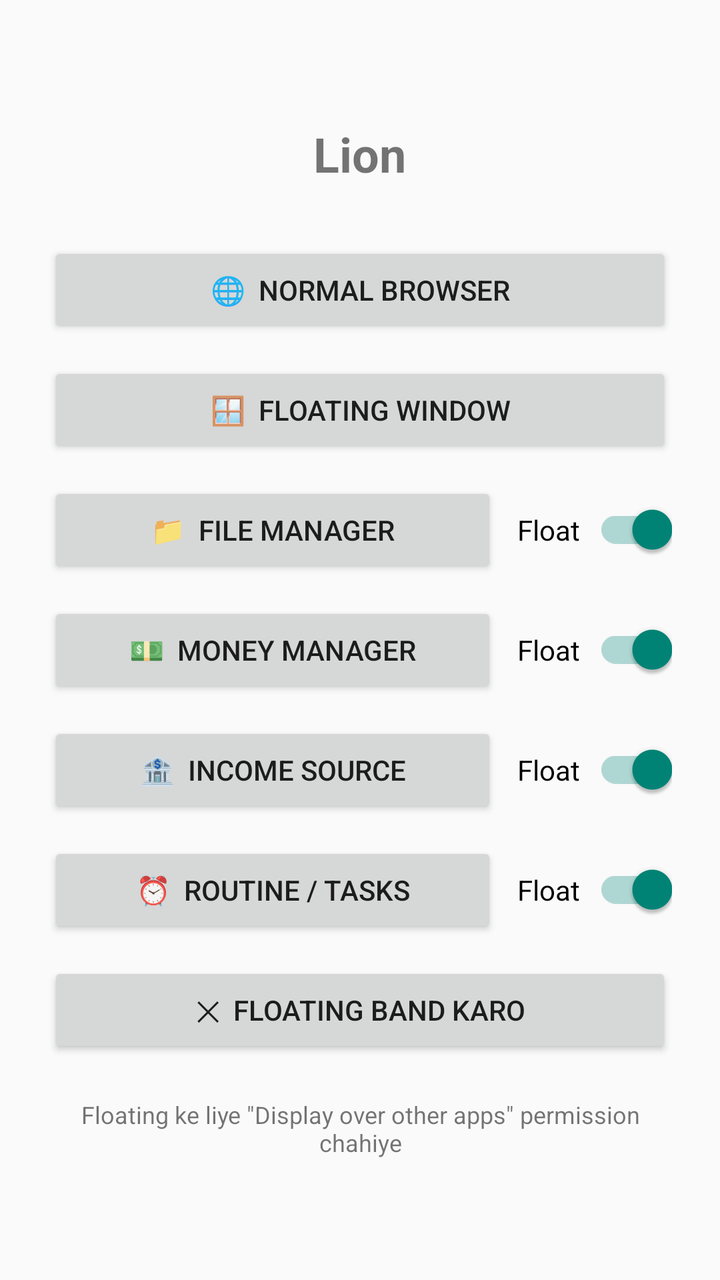
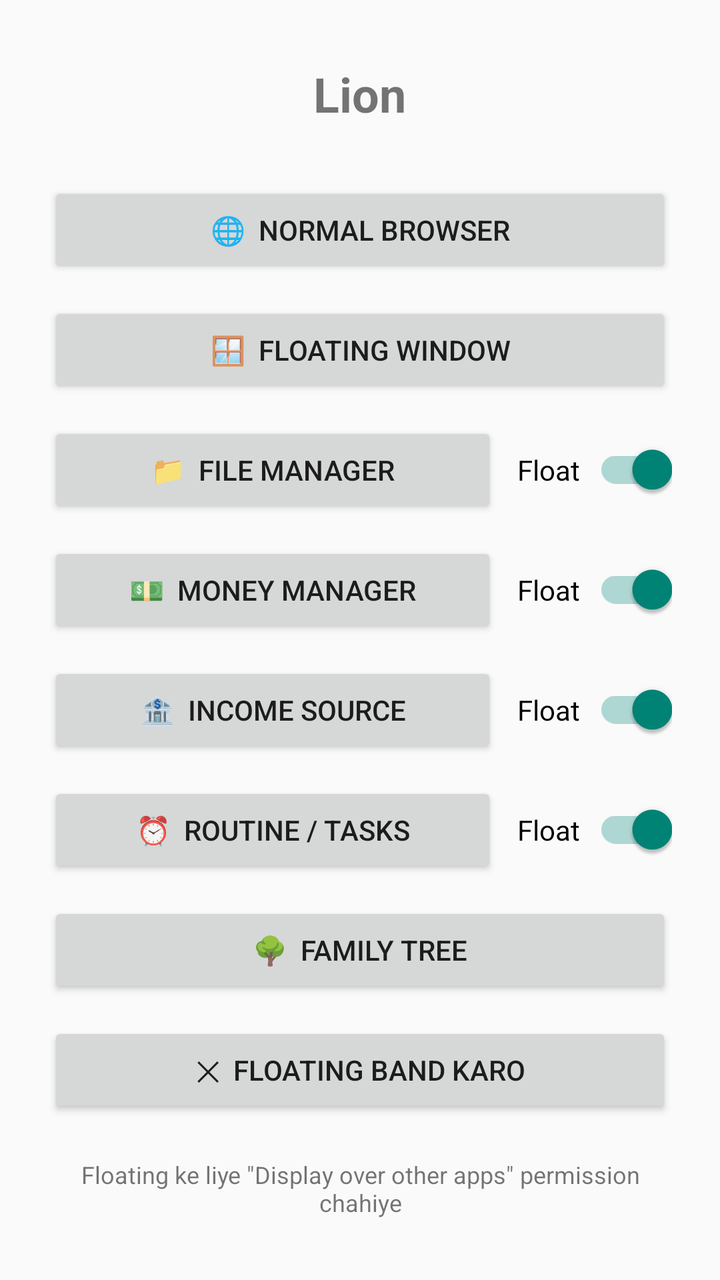

An Android layout rendered at two revisions. The XML below is the earlier revision; the diff shows what the commit changed to produce the second picture.
<!-- AndroidManifest.xml: application theme AppTheme -->
<!-- res/layout/activity_main.xml -->
<?xml version="1.0" encoding="utf-8"?>
<LinearLayout xmlns:android="http://schemas.android.com/apk/res/android"
    android:layout_width="match_parent"
    android:layout_height="match_parent"
    android:fitsSystemWindows="true"
    android:gravity="center"
    android:orientation="vertical"
    android:padding="24dp">

    <TextView
        android:layout_width="wrap_content"
        android:layout_height="wrap_content"
        android:layout_marginBottom="28dp"
        android:text="Lion"
        android:textSize="24sp"
        android:textStyle="bold" />

    <Button
        android:id="@+id/btnBrowser"
        android:layout_width="match_parent"
        android:layout_height="wrap_content"
        android:layout_marginBottom="12dp"
        android:text="🌐  Normal Browser" />

    <Button
        android:id="@+id/btnFloating"
        android:layout_width="match_parent"
        android:layout_height="wrap_content"
        android:layout_marginBottom="12dp"
        android:text="🪟  Floating Window" />

    <LinearLayout
        android:layout_width="match_parent"
        android:layout_height="wrap_content"
        android:layout_marginBottom="12dp"
        android:gravity="center_vertical"
        android:orientation="horizontal">

        <Button
            android:id="@+id/btnFiles"
            android:layout_width="0dp"
            android:layout_height="wrap_content"
            android:layout_weight="1"
            android:text="📁  File Manager" />

        <androidx.appcompat.widget.SwitchCompat
            android:id="@+id/swFiles"
            android:layout_width="wrap_content"
            android:layout_height="wrap_content"
            android:layout_marginStart="10dp"
            android:checked="true"
            android:text="Float  " />
    </LinearLayout>

    <LinearLayout
        android:layout_width="match_parent"
        android:layout_height="wrap_content"
        android:layout_marginBottom="12dp"
        android:gravity="center_vertical"
        android:orientation="horizontal">

        <Button
            android:id="@+id/btnMoney"
            android:layout_width="0dp"
            android:layout_height="wrap_content"
            android:layout_weight="1"
            android:text="💵  Money Manager" />

        <androidx.appcompat.widget.SwitchCompat
            android:id="@+id/swMoney"
            android:layout_width="wrap_content"
            android:layout_height="wrap_content"
            android:layout_marginStart="10dp"
            android:checked="true"
            android:text="Float  " />
    </LinearLayout>

    <LinearLayout
        android:layout_width="match_parent"
        android:layout_height="wrap_content"
        android:layout_marginBottom="12dp"
        android:gravity="center_vertical"
        android:orientation="horizontal">

        <Button
            android:id="@+id/btnIncome"
            android:layout_width="0dp"
            android:layout_height="wrap_content"
            android:layout_weight="1"
            android:text="🏦  Income Source" />

        <androidx.appcompat.widget.SwitchCompat
            android:id="@+id/swIncome"
            android:layout_width="wrap_content"
            android:layout_height="wrap_content"
            android:layout_marginStart="10dp"
            android:checked="true"
            android:text="Float  " />
    </LinearLayout>

    <LinearLayout
        android:layout_width="match_parent"
        android:layout_height="wrap_content"
        android:layout_marginBottom="12dp"
        android:gravity="center_vertical"
        android:orientation="horizontal">

        <Button
            android:id="@+id/btnRoutine"
            android:layout_width="0dp"
            android:layout_height="wrap_content"
            android:layout_weight="1"
            android:text="⏰  Routine / Tasks" />

        <androidx.appcompat.widget.SwitchCompat
            android:id="@+id/swRoutine"
            android:layout_width="wrap_content"
            android:layout_height="wrap_content"
            android:layout_marginStart="10dp"
            android:checked="true"
            android:text="Float  " />
    </LinearLayout>

    <Button
        android:id="@+id/btnStopFloating"
        android:layout_width="match_parent"
        android:layout_height="wrap_content"
        android:text="✕  Floating band karo" />

    <TextView
        android:layout_width="wrap_content"
        android:layout_height="wrap_content"
        android:layout_marginTop="20dp"
        android:gravity="center"
        android:text="Floating ke liye &quot;Display over other apps&quot; permission chahiye"
        android:textSize="12sp" />
</LinearLayout>
<!-- resources referenced by this layout -->
<resources>
  <style name="AppTheme" parent="Theme.AppCompat.DayNight.NoActionBar" />
</resources>

<!-- the commit's change to res/layout/activity_main.xml (unified diff, before → after) -->
@@ -122,6 +122,13 @@
     </LinearLayout>
 
     <Button
+        android:id="@+id/btnFamily"
+        android:layout_width="match_parent"
+        android:layout_height="wrap_content"
+        android:layout_marginBottom="12dp"
+        android:text="🌳  Family Tree" />
+
+    <Button
         android:id="@+id/btnStopFloating"
         android:layout_width="match_parent"
         android:layout_height="wrap_content"
